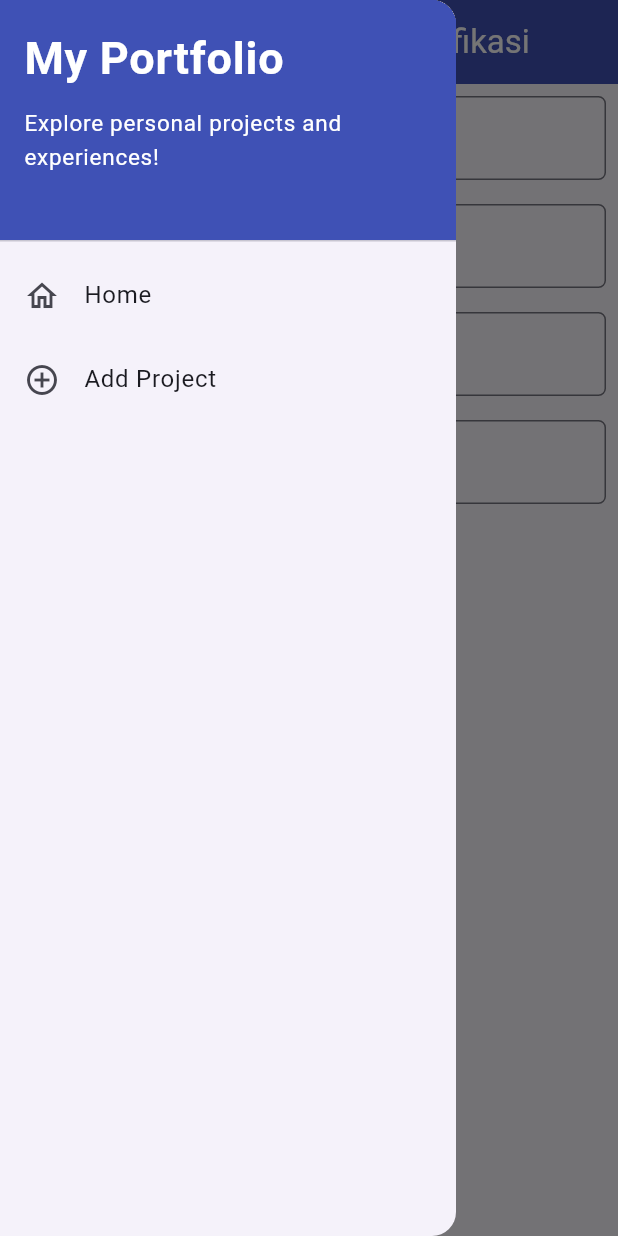
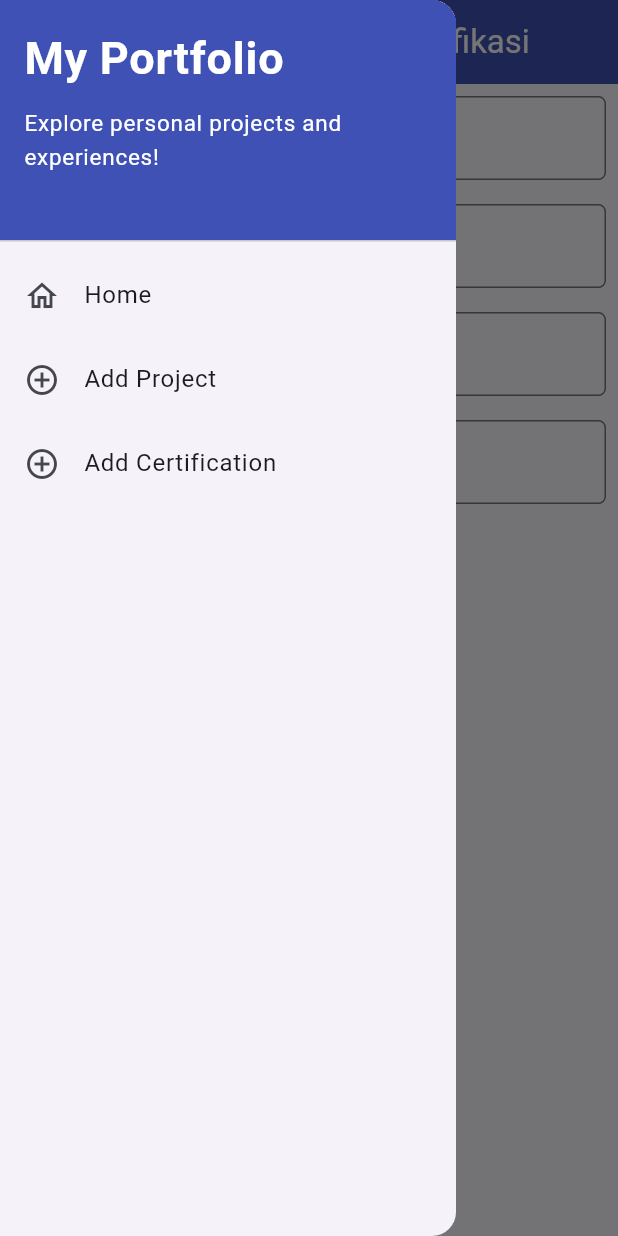
Before and after one commit to vis-fishy/myportofolio-mobile, a Flutter app: the CertFormPage screen opened directly, with the side drawer open, on a phone screen of 412 x 824 dp. Run offline on Flutter 3.47's test engine with Material 3 defaults, Android fonts, the phone set to English and light mode, and no system bars; our stand-ins replace material_ui.

Commit message:
add: navigation route in left drawer; fix: some best practice in my own opinion

```diff
--- a/lib/widgets/left_drawer.dart
+++ b/lib/widgets/left_drawer.dart
@@ -1,4 +1,5 @@
 import 'package:material_ui/material_ui.dart';
+import 'package:myportofolio_mobile/screens/cert_form.dart';
 import 'package:myportofolio_mobile/screens/menu.dart';
 import 'package:myportofolio_mobile/screens/project_form.dart';
 
@@ -63,6 +64,19 @@ class LeftDrawer extends StatelessWidget {
               );
             },
           ),
+          ListTile(
+            leading: const Icon(Icons.add_circle_outline),
+            title: const Text('Add Certification'),
+            // Navigasi ke halaman tambah proyek
+            onTap: () {
+              Navigator.pushReplacement(
+                context,
+                MaterialPageRoute(
+                  builder: (context) => CertFormPage(),
+                ),
+              );
+            },
+          ),
         ],
       ),
     );
--- a/lib/widgets/project_card.dart
+++ b/lib/widgets/project_card.dart
@@ -40,7 +40,8 @@ class ItemCard extends StatelessWidget {
             Navigator.push(
               context,
               MaterialPageRoute(
-                builder: (context) => CertFormPage())
+                builder: (context) => CertFormPage()
+              ),
             );
           }
         },
```
